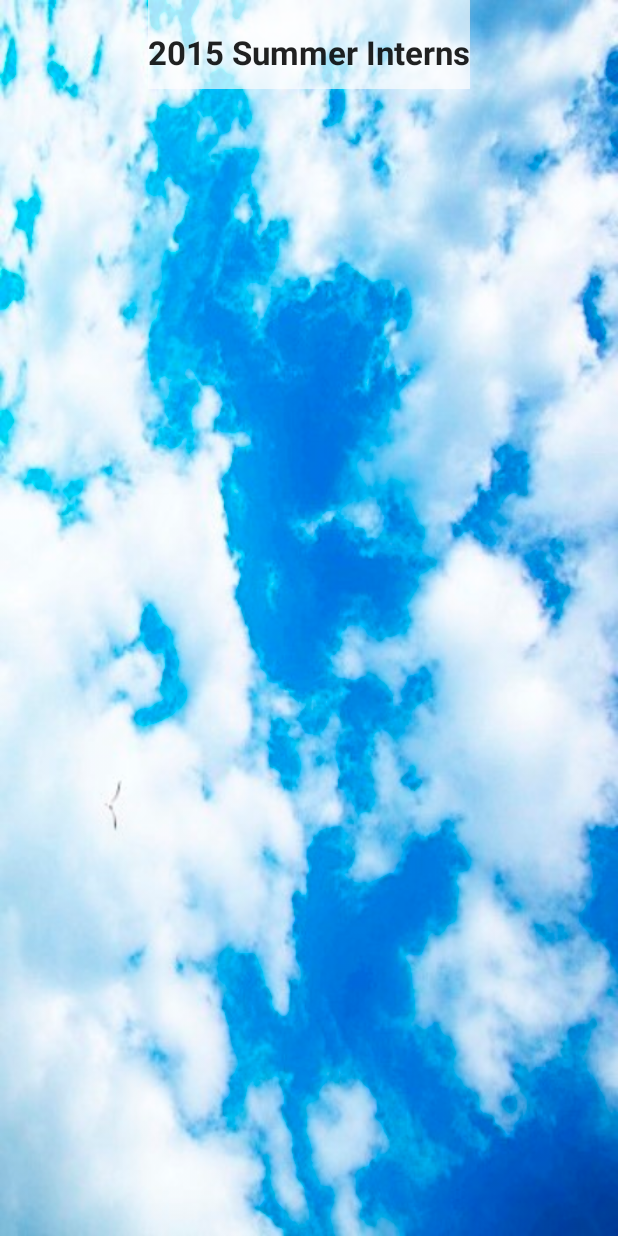
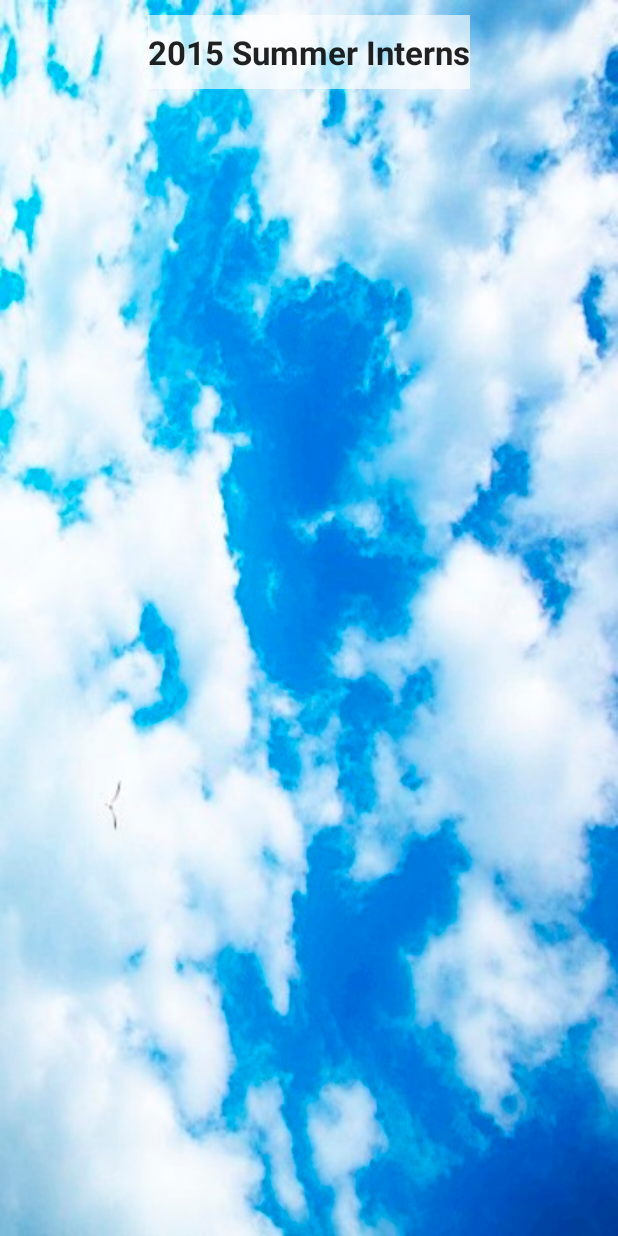
Before and after one commit to calkinsc3/ClientOneAmFam, an Android app: the layout fragment_meet_interns.xml on its own in the app's theme, with its tools: preview values and no code run, on a phone screen of 412 x 824 dp. Run offline under Robolectric (Android 15) with nearby library versions, the phone set to English and light mode, and no system bars.

Commit message:
fixed some coloring and padding

```diff
--- a/app/src/main/res/layout/fragment_meet_interns.xml
+++ b/app/src/main/res/layout/fragment_meet_interns.xml
@@ -1,30 +1,31 @@
 <FrameLayout
     xmlns:android="http://schemas.android.com/apk/res/android"
     xmlns:tools="http://schemas.android.com/tools"
+    android:id="@+id/flayout"
+    style="@style/base_clouds"
     android:layout_width="match_parent"
     android:layout_height="match_parent"
     android:orientation="vertical"
-    style="@style/base_clouds"
-    android:id="@+id/flayout"
     tools:context="com.example.jaz020.clientoneamfam.MeetInternsFragment" >
 
     <LinearLayout
+        android:id="@+id/backgroundLinearLayout"
         android:layout_width="match_parent"
         android:layout_height="match_parent"
-        android:orientation="vertical"
-        android:id="@+id/backgroundLinearLayout" >
+        android:orientation="vertical">
 
         <TextView
+            android:id="@+id/internTitleText"
             android:layout_width="wrap_content"
             android:layout_height="wrap_content"
+            android:layout_gravity="center_horizontal|top"
+            android:layout_marginTop="10dp"
             android:background="@color/cloudy_white"
+            android:paddingBottom="10dp"
+            android:paddingTop="10dp"
+            android:text="@string/interns_title"
             android:textAppearance="?android:attr/textAppearanceLarge"
-            android:textStyle="bold"
-            android:paddingTop="20dp"
-            android:paddingBottom="10dp"
-            android:text="@string/interns_title"
-            android:id="@+id/internTitleText"
-            android:layout_gravity="center_horizontal|top" />
+            android:textStyle="bold" />
 
         <android.support.v7.widget.RecyclerView
             android:id="@+id/internsRecyclerView"
@@ -39,8 +40,8 @@
         android:layout_width="wrap_content"
         android:layout_height="wrap_content"
         android:layout_gravity="center"
+        android:contentDescription="@string/expanded_image"
         android:padding="@dimen/padding_interns"
-        android:visibility="invisible"
-        android:contentDescription="@string/expanded_image" />
+        android:visibility="invisible" />
 
 </FrameLayout>
--- a/app/src/main/res/layout/fragment_meet_james.xml
+++ b/app/src/main/res/layout/fragment_meet_james.xml
@@ -159,8 +159,6 @@
                 </LinearLayout>
             </ViewFlipper>
 
-
-
             <TextView
                 android:layout_width="wrap_content"
                 android:layout_height="wrap_content"
```
